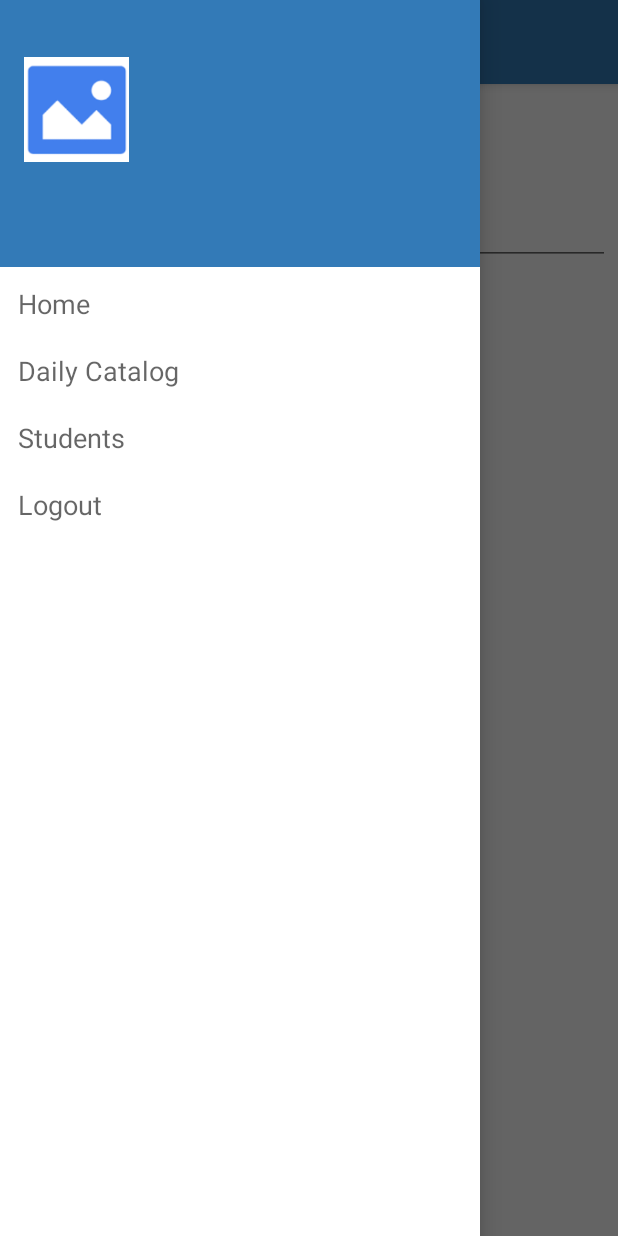
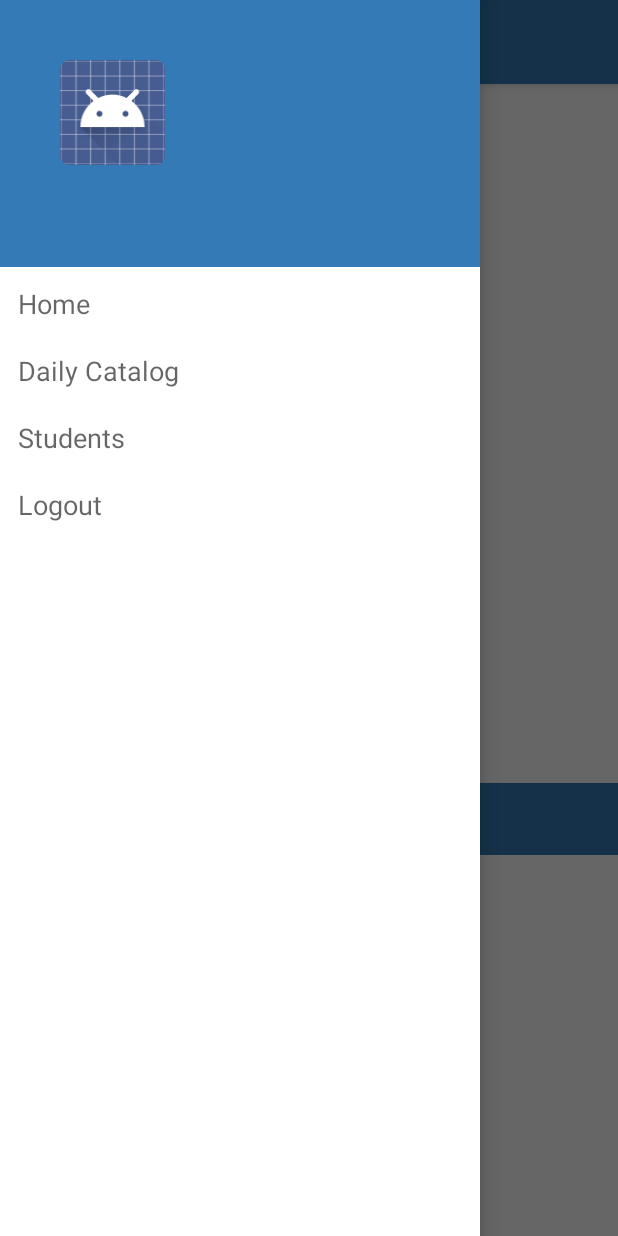
Before and after one commit to swapnilp/eracord_mobile, an Android app: the StudentListActivity screen opened directly, with no data from a screen before it, with the side drawer open, on a phone screen of 412 x 824 dp. Run offline under Robolectric (Android 15) with nearby library versions, the phone set to English and light mode, and no system bars; our stand-ins replace Volley; network calls fail; pictures from the network do not load; 2 statements that could not run were skipped.

Commit message:
UI Changes

```diff
--- a/app/src/main/java/com/example/vidhiraj/sample/EraMyAdapter.java
+++ b/app/src/main/java/com/example/vidhiraj/sample/EraMyAdapter.java
@@ -11,7 +11,6 @@ import android.widget.TextView;
 
 import com.bumptech.glide.Glide;
 import com.bumptech.glide.load.engine.DiskCacheStrategy;
-
 
 /**
  * Created by vidhiraj on 10-08-2016.
--- a/app/src/main/res/layout/daily_fill_catalog.xml
+++ b/app/src/main/res/layout/daily_fill_catalog.xml
@@ -49,7 +49,7 @@
 
             <Button
                 android:id="@+id/loadmore"
-                android:layout_width="150dp"
+                android:layout_width="match_parent"
                 android:layout_height="wrap_content"
                 android:layout_gravity="center"
                 android:background="@drawable/button_shape"
--- a/app/src/main/res/layout/eracord_header.xml
+++ b/app/src/main/res/layout/eracord_header.xml
@@ -35,9 +35,13 @@
     <ImageView
         android:layout_width="70dp"
         android:layout_height="70dp"
-        android:src="@drawable/ic_photos"
-        android:layout_marginLeft="16dp"
-        android:layout_marginTop="38dp"
+        android:src="@android:drawable/sym_def_app_icon"
+        android:layout_marginLeft="40dp"
         android:id="@+id/circleView"
-        />
+        android:scaleType="centerCrop"
+        android:layout_marginBottom="20dp"
+        android:layout_above="@+id/linearLayout"
+        android:layout_alignParentLeft="true"
+        android:layout_alignParentStart="true"
+        android:layout_marginTop="40dp" />
 </RelativeLayout>
--- a/app/src/main/res/layout/student_catalog.xml
+++ b/app/src/main/res/layout/student_catalog.xml
@@ -3,7 +3,8 @@
     android:id="@+id/DrawerLayout"
     android:layout_width="match_parent"
     android:layout_height="match_parent"
-    android:elevation="7dp">
+    android:elevation="7dp"
+    android:background="@color/colorWhite">
 
     <android.support.v4.widget.NestedScrollView xmlns:android="http://schemas.android.com/apk/res/android"
         android:id="@+id/scrollView"
@@ -16,51 +17,43 @@
             xmlns:tools="http://schemas.android.com/tools"
             android:layout_width="match_parent"
             android:layout_height="match_parent"
-            android:orientation="vertical">
+            android:orientation="vertical"
+            android:weightSum="1">
 
             <include
                 android:id="@+id/tool_bar"
-                layout="@layout/tool_bar"></include>
+                layout="@layout/tool_bar"
+                android:layout_weight="1"
+                android:layout_width="match_parent"></include>
 
-            <TextView
+            <LinearLayout
+                android:orientation="horizontal"
                 android:layout_width="match_parent"
-                android:layout_height="wrap_content"
-                android:layout_gravity="center"
-                android:layout_marginTop="10dp"
-                android:gravity="center"
-                android:text="Students"
-                android:textColor="#000000"
-                android:textSize="20sp"
-                android:textStyle="bold" />
-
-            <RelativeLayout
-                android:id="@+id/header"
-                android:layout_width="match_parent"
-                android:layout_height="wrap_content"
-                android:layout_alignParentTop="true"
-                android:layout_marginTop="30dp"
-                android:descendantFocusability="beforeDescendants"
-                android:focusableInTouchMode="true"
-                android:gravity="center">
+                android:layout_height="45dp"
+                android:layout_marginBottom="5dp"
+                android:background="@color/colorWhite"
+                android:animateLayoutChanges="false">
 
                 <EditText
                     android:id="@+id/search"
                     android:layout_width="match_parent"
                     android:layout_height="wrap_content"
-                    android:layout_marginLeft="5dp"
-                    android:layout_marginRight="5dp"
-                    android:layout_marginTop="5dp"
-                    android:hint="Search here"
+                    android:hint="Search by class"
                     android:textColor="#000"
-                    android:textSize="20sp" />
+                    android:textSize="20sp"
+                    android:layout_weight="1"
+                    android:paddingLeft="20dp"
+                    android:paddingRight="20dp"
+                    android:paddingTop="10dp"
+                    android:background="@color/colorWhite" />
 
-            </RelativeLayout>
+            </LinearLayout>
 
             <android.support.v7.widget.RecyclerView
                 android:id="@+id/my_recycler_view"
                 android:layout_width="match_parent"
-                android:layout_height="match_parent"
-                android:layout_marginTop="10dp" />
+                android:layout_height="415dp"
+                android:layout_weight="3.33" />
 
             <TextView
                 android:id="@+id/nodata"
@@ -76,16 +69,18 @@
 
             <Button
                 android:id="@+id/loadmore"
-                android:layout_width="200dp"
+                android:layout_width="match_parent"
                 android:layout_height="wrap_content"
                 android:layout_gravity="center"
-                android:layout_margin="5dp"
-                android:background="@drawable/button_shape"
                 android:gravity="center"
-                android:text="Load More"
-                android:textColor="#000"
-                android:textSize="20sp"
-                android:visibility="gone" />
+                android:text="Load more"
+                android:textColor="@color/colorWhite"
+                android:textSize="18sp"
+                android:visibility="visible"
+                android:textStyle="normal|bold"
+                android:textAlignment="center"
+                android:background="@color/colorAccent"
+                android:textAllCaps="false" />
 
 
         </LinearLayout>
```
Also changed, not shown: app/src/main/java/com/example/vidhiraj/sample/StudentCatalogAdapter.java (+7 -3 lines), app/src/main/java/com/example/vidhiraj/sample/StudentListActivity.java (+21 -3 lines), app/src/main/res/layout/student_catalog_item.xml (+90 -85 lines), app/src/main/res/drawable/student.png (added), app/src/main/res/layout/class_item.xml (line endings or trailing spaces).
